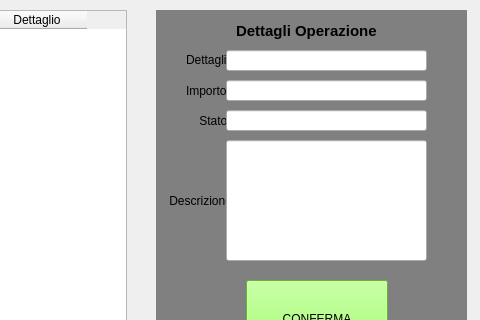
Above: Boundaries/GestionePagamenti/ModificaPagamento.ui from Diego30090/IngSoft_Palestra before the change; both pictures show x 434 to 914 and y 0 to 320 of the 914 by 484 pixel window. Below: the same form after it.
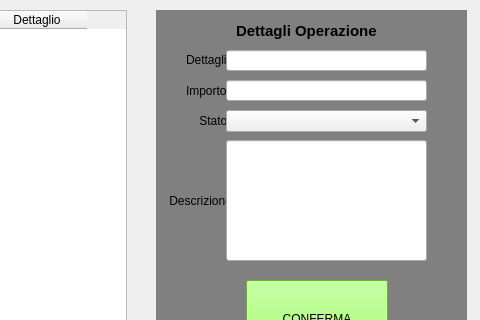
That is the form after the change.

Commit message: completata la modifica dei pagamenti

```diff
--- a/Boundaries/GestionePagamenti/ModificaPagamento.ui
+++ b/Boundaries/GestionePagamenti/ModificaPagamento.ui
@@ -212,16 +212,6 @@
     </rect>
    </property>
   </widget>
-  <widget class="QLineEdit" name="lineEditStato">
-   <property name="geometry">
-    <rect>
-     <x>660</x>
-     <y>110</y>
-     <width>201</width>
-     <height>21</height>
-    </rect>
-   </property>
-  </widget>
   <widget class="QLineEdit" name="lineEditDescrizione">
    <property name="geometry">
     <rect>
@@ -232,6 +222,16 @@
     </rect>
    </property>
   </widget>
+  <widget class="QComboBox" name="statusInfo">
+   <property name="geometry">
+    <rect>
+     <x>660</x>
+     <y>110</y>
+     <width>201</width>
+     <height>22</height>
+    </rect>
+   </property>
+  </widget>
   <zorder>backgroundLabel</zorder>
   <zorder>tabellaPagamenti</zorder>
   <zorder>dettagliOperazioneLabel</zorder>
@@ -243,8 +243,8 @@
   <zorder>label_4</zorder>
   <zorder>lineEditDettagli</zorder>
   <zorder>lineEditImporto</zorder>
-  <zorder>lineEditStato</zorder>
   <zorder>lineEditDescrizione</zorder>
+  <zorder>statusInfo</zorder>
  </widget>
  <resources/>
  <connections/>
```
The commit also changes 6 other files.
